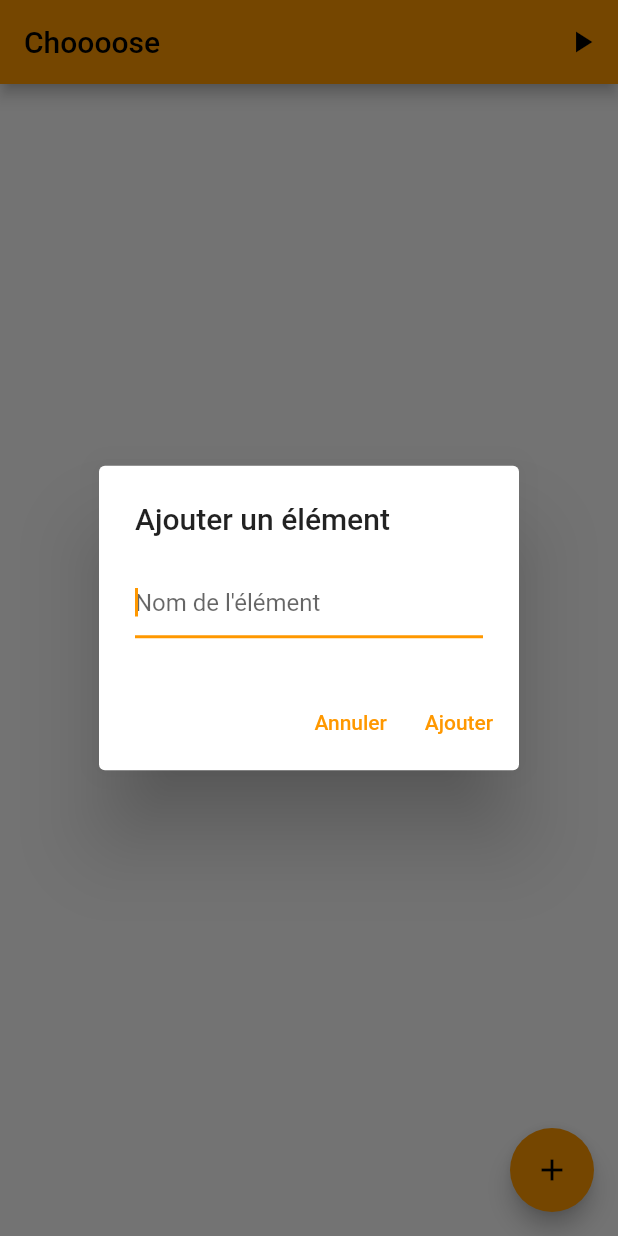
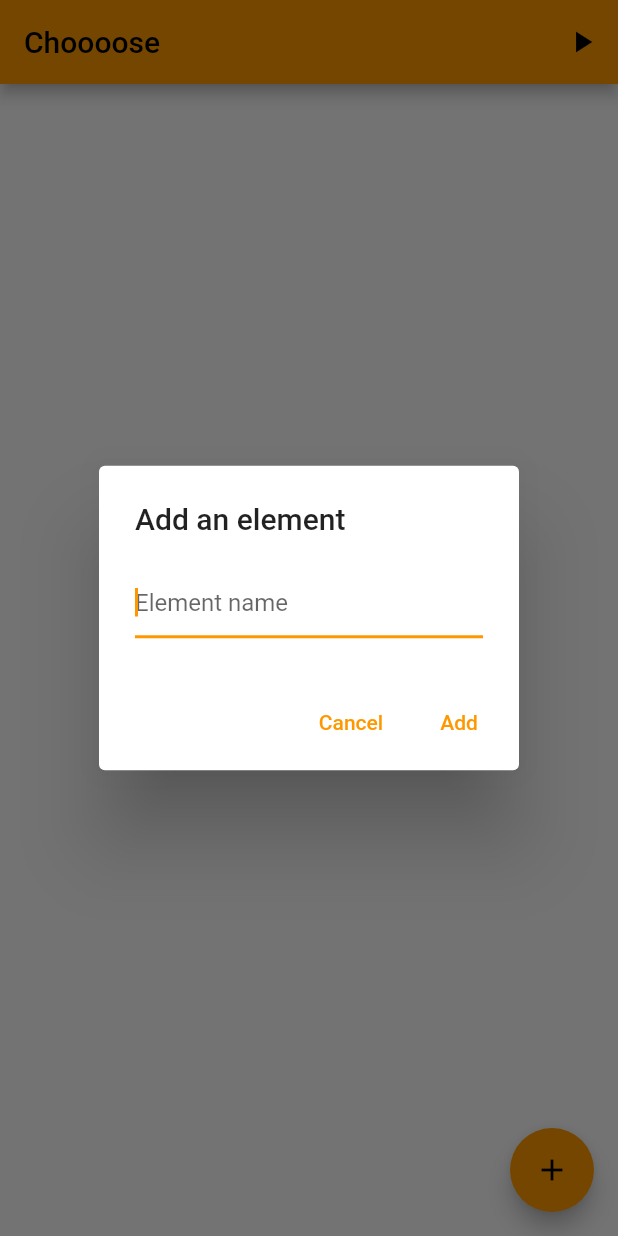
Before and after one commit to ymauray/chooose, a Flutter app: the screen it shows after launch, after a tap on "Choooose !", after a tap on the "add" icon, on a phone screen of 412 x 824 dp. Run offline on Flutter 3.47's test engine with Material 2 defaults, Android fonts, the light colour scheme and no system bars; our stand-ins replace firebase_analytics, firebase_core, flutter_riverpod, freezed_annotation, riverpod_annotation; missing offline and left inert: firebase_app_check; accounts and stored records are empty; generated files the repository leaves out were written again.

Commit message:
feat: i18n

```diff
--- /dev/null
+++ b/l10n.yaml
@@ -0,0 +1,3 @@
+arb-dir: lib/l10n
+template-arb-file: app_en.arb
+output-localization-file: app_localizations.dart
--- a/lib/app.dart
+++ b/lib/app.dart
@@ -1,6 +1,7 @@
 import 'package:chooose/page/home_page.dart';
 import 'package:chooose/page/onboarding_page.dart';
 import 'package:flutter/material.dart';
+import 'package:flutter_gen/gen_l10n/app_localizations.dart';
 import 'package:flutter_riverpod/flutter_riverpod.dart';
 
 class App extends ConsumerWidget {
@@ -11,6 +12,8 @@ class App extends ConsumerWidget {
     return MaterialApp(
       debugShowCheckedModeBanner: false,
       title: 'Chooose',
+      localizationsDelegates: AppLocalizations.localizationsDelegates,
+      supportedLocales: AppLocalizations.supportedLocales,
       theme: ThemeData(
         primarySwatch: Colors.orange,
       ),
--- /dev/null
+++ b/lib/l10n/app_en.arb
@@ -0,0 +1,17 @@
+{
+    "delete": "Delete",
+    "deleteThisElement": "Delete this element ?",
+    "addElement": "Add an element",
+    "elementName": "Element name",
+    "thisActionCannotBeUndone": "This action cannot be undone.",
+    "cancel": "Cancel",
+    "add": "Add",
+    "sort": "Sort",
+    "steps": "Step {step} of {steps}",
+    "youPrefer": "You prefer :",
+    "or": "or",
+    "onboarding1": "Want a drone and a connected lock?",
+    "onboarding2": "Want to go to Scotland and Alaska?",
+    "onboarding3": "Want to ask Santa for a doll and a tablet?",
+    "onboarding4": "Add what you want to the app, and let us help you sort your wishes in order of priority!"
+}
--- /dev/null
+++ b/lib/l10n/l10n_extension.dart
@@ -0,0 +1,6 @@
+import 'package:flutter/material.dart';
+import 'package:flutter_gen/gen_l10n/app_localizations.dart';
+
+extension L10nExtension on BuildContext {
+  AppLocalizations get t => AppLocalizations.of(this)!;
+}
--- a/lib/page/home_page.dart
+++ b/lib/page/home_page.dart
@@ -1,3 +1,4 @@
+import 'package:chooose/l10n/l10n_extension.dart';
 import 'package:chooose/page/sort_page.dart';
 import 'package:chooose/provider/items_provider.dart';
 import 'package:chooose/widget/item_card.dart';
@@ -40,7 +41,7 @@ class HomePage extends ConsumerWidget {
       ),
       floatingActionButton: FloatingActionButton(
         onPressed: () async => showForm(context, ref),
-        tooltip: 'Ajouter un élément',
+        tooltip: context.t.addElement,
         child: const Icon(Icons.add),
       ),
     );
@@ -52,12 +53,12 @@ class HomePage extends ConsumerWidget {
       builder: (context) {
         final controller = TextEditingController();
         return AlertDialog(
-          title: const Text('Ajouter un élément'),
+          title: Text(context.t.addElement),
           content: TextField(
             autofocus: true,
             controller: controller,
-            decoration: const InputDecoration(
-              hintText: "Nom de l'élément",
+            decoration: InputDecoration(
+              hintText: context.t.elementName,
             ),
             keyboardType: TextInputType.name,
             textCapitalization: TextCapitalization.sentences,
@@ -65,14 +66,14 @@ class HomePage extends ConsumerWidget {
           actions: [
             TextButton(
               onPressed: () => Navigator.of(context).pop(),
-              child: const Text('Annuler'),
+              child: Text(context.t.cancel),
             ),
             TextButton(
               onPressed: () {
                 ref.read(itemsProvider.notifier).addItem(controller.text);
                 Navigator.of(context).pop();
               },
-              child: const Text('Ajouter'),
+              child: Text(context.t.add),
             ),
           ],
         );
--- a/lib/page/onboarding_page.dart
+++ b/lib/page/onboarding_page.dart
@@ -1,3 +1,4 @@
+import 'package:chooose/l10n/l10n_extension.dart';
 import 'package:flutter/material.dart';
 import 'package:flutter_riverpod/flutter_riverpod.dart';
 
@@ -18,7 +19,7 @@ class OnboardingPage extends ConsumerWidget {
           Padding(
             padding: const EdgeInsets.all(8),
             child: Text(
-              "Envie d'un drone et d'une serrure connectée ?",
+              context.t.onboarding1,
               style: Theme.of(context).textTheme.titleLarge,
               textAlign: TextAlign.center,
             ),
@@ -29,7 +30,7 @@ class OnboardingPage extends ConsumerWidget {
           Padding(
             padding: const EdgeInsets.all(8),
             child: Text(
-              "Envie d'aller en Ecosse et en Alaska ?",
+              context.t.onboarding2,
               style: Theme.of(context).textTheme.titleLarge,
               textAlign: TextAlign.center,
             ),
@@ -40,7 +41,7 @@ class OnboardingPage extends ConsumerWidget {
           Padding(
             padding: const EdgeInsets.all(8),
             child: Text(
-              'Envie de demander une poupée et une tablette au Père Noël ?',
+              context.t.onboarding3,
               style: Theme.of(context).textTheme.titleLarge,
               textAlign: TextAlign.center,
             ),
@@ -51,8 +52,7 @@ class OnboardingPage extends ConsumerWidget {
           Padding(
             padding: const EdgeInsets.all(8),
             child: Text(
-              "Ajouter ce que vous voulez dans l'app, et laissez-vous guider "
-              'pour trier vos envies par ordre de priorité !',
+              context.t.onboarding4,
               style: Theme.of(context).textTheme.titleLarge,
               textAlign: TextAlign.center,
             ),
--- a/pubspec.yaml
+++ b/pubspec.yaml
@@ -17,6 +17,8 @@ dependencies:
   flutter:
     sdk: flutter
   flutter_form_builder: ^9.0.0
+  flutter_localizations:
+    sdk: flutter
   flutter_riverpod: ^2.3.6
   freezed_annotation: ^2.2.0
   intl: any
@@ -38,7 +40,7 @@ dev_dependencies:
 
 flutter:
   uses-material-design: true
-  generate: false
+  generate: true
   assets:
     - assets/img/
 
```
Also changed, not shown: lib/l10n/app_fr.arb (added, +17 -0 lines), lib/page/sort_page.dart (+5 -4 lines), lib/widget/item_card.dart (+9 -8 lines), pubspec.lock.
